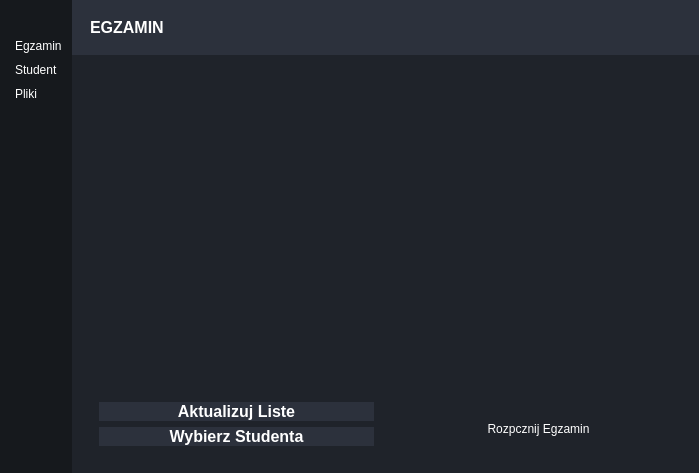
Old version of the form mainwindow.ui in the repository radoslawgegotek/ExamApp.
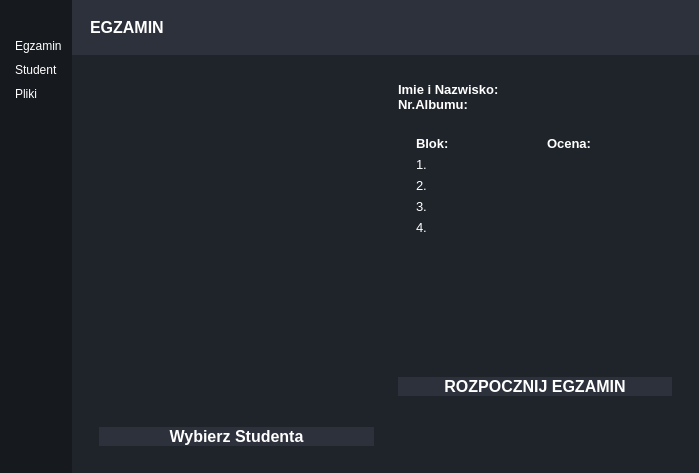
New version of the form. Icons and pictures are not drawn.

What changed in the file:
```diff
--- a/mainwindow.ui
+++ b/mainwindow.ui
@@ -10,6 +10,11 @@
     <height>473</height>
    </rect>
   </property>
+  <property name="font">
+   <font>
+    <pointsize>10</pointsize>
+   </font>
+  </property>
   <property name="windowTitle">
    <string>MainWindow</string>
   </property>
@@ -438,22 +443,6 @@
                  <item alignment="Qt::AlignLeft">
                   <widget class="QListWidget" name="studCheckList"/>
                  </item>
-                 <item>
-                  <widget class="QPushButton" name="updateList">
-                   <property name="font">
-                    <font>
-                     <pointsize>12</pointsize>
-                     <bold>true</bold>
-                    </font>
-                   </property>
-                   <property name="styleSheet">
-                    <string notr="true">	background-color: #2c313c;</string>
-                   </property>
-                   <property name="text">
-                    <string>Aktualizuj Liste</string>
-                   </property>
-                  </widget>
-                 </item>
                  <item>
                   <widget class="QPushButton" name="chooseStud">
                    <property name="font">
@@ -473,27 +462,341 @@
                 </layout>
                </widget>
               </item>
-              <item>
+              <item alignment="Qt::AlignTop">
                <widget class="QWidget" name="widget_2" native="true">
                 <layout class="QVBoxLayout" name="verticalLayout_9">
+                 <item alignment="Qt::AlignTop">
+                  <widget class="QWidget" name="widget_7" native="true">
+                   <property name="maximumSize">
+                    <size>
+                     <width>333</width>
+                     <height>60</height>
+                    </size>
+                   </property>
+                   <layout class="QHBoxLayout" name="horizontalLayout_10">
+                    <property name="spacing">
+                     <number>0</number>
+                    </property>
+                    <property name="leftMargin">
+                     <number>0</number>
+                    </property>
+                    <property name="topMargin">
+                     <number>0</number>
+                    </property>
+                    <property name="rightMargin">
+                     <number>0</number>
+                    </property>
+                    <property name="bottomMargin">
+                     <number>0</number>
+                    </property>
+                    <item>
+                     <widget class="QFrame" name="frame_4">
+                      <property name="frameShape">
+                       <enum>QFrame::StyledPanel</enum>
+                      </property>
+                      <property name="frameShadow">
+                       <enum>QFrame::Raised</enum>
+                      </property>
+                      <layout class="QVBoxLayout" name="verticalLayout_10">
+                       <property name="spacing">
+                        <number>0</number>
+                       </property>
+                       <property name="leftMargin">
+                        <number>0</number>
+                       </property>
+                       <property name="topMargin">
+                        <number>0</number>
+                       </property>
+                       <property name="rightMargin">
+                        <number>0</number>
+                       </property>
+                       <property name="bottomMargin">
+                        <number>0</number>
+                       </property>
+                       <item>
+                        <widget class="QLabel" name="label_3">
+                         <property name="font">
+                          <font>
+                           <pointsize>10</pointsize>
+                           <bold>true</bold>
+                          </font>
+                         </property>
+                         <property name="text">
+                          <string>Imie i Nazwisko:</string>
+                         </property>
+                         <property name="margin">
+                          <number>5</number>
+                         </property>
+                        </widget>
+                       </item>
+                       <item>
+                        <widget class="QLabel" name="label_4">
+                         <property name="font">
+                          <font>
+                           <pointsize>10</pointsize>
+                           <bold>true</bold>
+                          </font>
+                         </property>
+                         <property name="text">
+                          <string>Nr.Albumu:</string>
+                         </property>
+                         <property name="margin">
+                          <number>5</number>
+                         </property>
+                        </widget>
+                       </item>
+                      </layout>
+                     </widget>
+                    </item>
+                    <item>
+                     <widget class="QFrame" name="frame_6">
+                      <property name="frameShape">
+                       <enum>QFrame::StyledPanel</enum>
+                      </property>
+                      <property name="frameShadow">
+                       <enum>QFrame::Raised</enum>
+                      </property>
+                      <layout class="QVBoxLayout" name="verticalLayout_11">
+                       <property name="spacing">
+                        <number>0</number>
+                       </property>
+                       <property name="leftMargin">
+                        <number>0</number>
+                       </property>
+                       <property name="topMargin">
+                        <number>0</number>
+                       </property>
+                       <property name="rightMargin">
+                        <number>0</number>
+                       </property>
+                       <property name="bottomMargin">
+                        <number>0</number>
+                       </property>
+                       <item>
+                        <widget class="QLabel" name="surNamText">
+                         <property name="font">
+                          <font>
+                           <pointsize>10</pointsize>
+                          </font>
+                         </property>
+                         <property name="text">
+                          <string/>
+                         </property>
+                        </widget>
+                       </item>
+                       <item>
+                        <widget class="QLabel" name="IdText">
+                         <property name="font">
+                          <font>
+                           <pointsize>10</pointsize>
+                          </font>
+                         </property>
+                         <property name="text">
+                          <string/>
+                         </property>
+                        </widget>
+                       </item>
+                      </layout>
+                     </widget>
+                    </item>
+                   </layout>
+                  </widget>
+                 </item>
                  <item>
-                  <widget class="QWidget" name="widget_3" native="true"/>
+                  <widget class="QWidget" name="widget_3" native="true">
+                   <layout class="QHBoxLayout" name="horizontalLayout_9">
+                    <item>
+                     <widget class="QFrame" name="frame_8">
+                      <property name="frameShape">
+                       <enum>QFrame::StyledPanel</enum>
+                      </property>
+                      <property name="frameShadow">
+                       <enum>QFrame::Raised</enum>
+                      </property>
+                      <layout class="QVBoxLayout" name="verticalLayout_13">
+                       <item>
+                        <widget class="QLabel" name="label_14">
+                         <property name="font">
+                          <font>
+                           <pointsize>10</pointsize>
+                           <bold>true</bold>
+                          </font>
+                         </property>
+                         <property name="text">
+                          <string>Blok:</string>
+                         </property>
+                        </widget>
+                       </item>
+                       <item>
+                        <widget class="QLabel" name="label_13">
+                         <property name="font">
+                          <font>
+                           <pointsize>10</pointsize>
+                          </font>
+                         </property>
+                         <property name="text">
+                          <string>1.</string>
+                         </property>
+                        </widget>
+                       </item>
+                       <item>
+                        <widget class="QLabel" name="label_12">
+                         <property name="font">
+                          <font>
+                           <pointsize>10</pointsize>
+                          </font>
+                         </property>
+                         <property name="text">
+                          <string>2.</string>
+                         </property>
+                        </widget>
+                       </item>
+                       <item>
+                        <widget class="QLabel" name="label_11">
+                         <property name="font">
+                          <font>
+                           <pointsize>10</pointsize>
+                          </font>
+                         </property>
+                         <property name="text">
+                          <string>3.</string>
+                         </property>
+                        </widget>
+                       </item>
+                       <item>
+                        <widget class="QLabel" name="label_10">
+                         <property name="font">
+                          <font>
+                           <pointsize>10</pointsize>
+                          </font>
+                         </property>
+                         <property name="text">
+                          <string>4.</string>
+                         </property>
+                        </widget>
+                       </item>
+                      </layout>
+                     </widget>
+                    </item>
+                    <item>
+                     <widget class="QFrame" name="frame_7">
+                      <property name="frameShape">
+                       <enum>QFrame::StyledPanel</enum>
+                      </property>
+                      <property name="frameShadow">
+                       <enum>QFrame::Raised</enum>
+                      </property>
+                      <layout class="QVBoxLayout" name="verticalLayout_12">
+                       <item>
+                        <widget class="QLabel" name="label_9">
+                         <property name="font">
+                          <font>
+                           <pointsize>10</pointsize>
+                           <bold>true</bold>
+                          </font>
+                         </property>
+                         <property name="text">
+                          <string>Ocena:</string>
+                         </property>
+                        </widget>
+                       </item>
+                       <item>
+                        <widget class="QLabel" name="oc1Text">
+                         <property name="font">
+                          <font>
+                           <pointsize>10</pointsize>
+                          </font>
+                         </property>
+                         <property name="text">
+                          <string/>
+                         </property>
+                        </widget>
+                       </item>
+                       <item>
+                        <widget class="QLabel" name="oc2Text">
+                         <property name="text">
+                          <string/>
+                         </property>
+                        </widget>
+                       </item>
+                       <item>
+                        <widget class="QLabel" name="oc3Text">
+                         <property name="font">
+                          <font>
+                           <pointsize>10</pointsize>
+                          </font>
+                         </property>
+                         <property name="text">
+                          <string/>
+                         </property>
+                        </widget>
+                       </item>
+                       <item>
+                        <widget class="QLabel" name="oc4Text">
+                         <property name="font">
+                          <font>
+                           <pointsize>10</pointsize>
+                          </font>
+                         </property>
+                         <property name="text">
+                          <string/>
+                         </property>
+                        </widget>
+                       </item>
+                      </layout>
+                     </widget>
+                    </item>
+                   </layout>
+                  </widget>
                  </item>
                  <item>
+                  <spacer name="verticalSpacer_2">
+                   <property name="orientation">
+                    <enum>Qt::Vertical</enum>
+                   </property>
+                   <property name="sizeHint" stdset="0">
+                    <size>
+                     <width>20</width>
+                     <height>118</height>
+                    </size>
+                   </property>
+                  </spacer>
+                 </item>
+                 <item alignment="Qt::AlignBottom">
                   <widget class="QWidget" name="widget_4" native="true">
-                   <widget class="QPushButton" name="runExam">
-                    <property name="geometry">
-                     <rect>
-                      <x>40</x>
-                      <y>150</y>
-                      <width>201</width>
-                      <height>24</height>
-                     </rect>
+                   <layout class="QVBoxLayout" name="verticalLayout_14">
+                    <property name="spacing">
+                     <number>0</number>
                     </property>
-                    <property name="text">
-                     <string>Rozpcznij Egzamin</string>
+                    <property name="leftMargin">
+                     <number>0</number>
                     </property>
-                   </widget>
+                    <property name="topMargin">
+                     <number>0</number>
+                    </property>
+                    <property name="rightMargin">
+                     <number>0</number>
+                    </property>
+                    <property name="bottomMargin">
+                     <number>0</number>
+                    </property>
+                    <item alignment="Qt::AlignBottom">
+                     <widget class="QPushButton" name="pushButton_4">
+                      <property name="font">
+                       <font>
+                        <pointsize>12</pointsize>
+                        <bold>true</bold>
+                       </font>
+                      </property>
+                      <property name="styleSheet">
+                       <string notr="true">	background-color: #2c313c;</string>
+                      </property>
+                      <property name="text">
+                       <string>ROZPOCZNIJ EGZAMIN</string>
+                      </property>
+                     </widget>
+                    </item>
+                   </layout>
                   </widget>
                  </item>
                 </layout>
```
Left out of the diff: 9 changed lines with no effect on the pictures.
